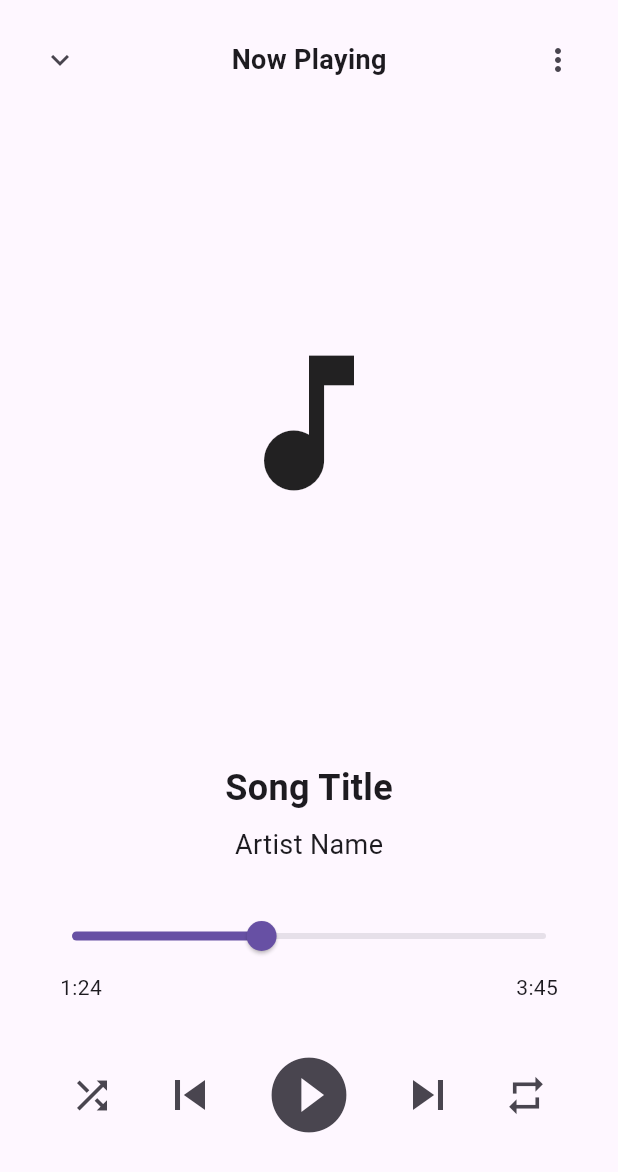
After one commit to ms358/fmp, a Flutter app: the screen it shows after launch, item 2 of the bottom bar chosen, after a tap on "Now Playing: Song Title", on a phone screen of 412 x 824 dp. The commit adds this screen. Shown: the top 1172 px of the screen. Run offline on Flutter 3.47's test engine with Material 3 defaults, Android fonts, the phone set to English and light mode, and no system bars.

Commit message:
bottom sheet

```diff
--- a/lib/main.dart
+++ b/lib/main.dart
@@ -1,5 +1,6 @@
 import 'package:flutter/material.dart';
 import 'package:fmp/library.dart';
+import 'package:fmp/playerUI.dart';
 
 void main() {
   runApp(const MyApp());
@@ -27,6 +28,7 @@ class MusicPlayerHome extends StatefulWidget {
 
 class _MusicPlayerHomeState extends State<MusicPlayerHome> {
   int _selectedIndex = 0;
+  bool _isPlayerExpanded = false;
 
   final List<Widget> _pages = [
     Center(child: Text('Home')),
@@ -40,41 +42,51 @@ class _MusicPlayerHomeState extends State<MusicPlayerHome> {
     });
   }
 
+  void _togglePlayerExpansion() {
+    setState(() {
+      _isPlayerExpanded = !_isPlayerExpanded;
+    });
+  }
+
   @override
   Widget build(BuildContext context) {
     return Scaffold(
-      appBar: AppBar(title: const Text('Music Player')),
-      body: _pages[_selectedIndex],
-      bottomNavigationBar: BottomNavigationBar(
+      appBar:
+          _isPlayerExpanded ? null : AppBar(title: const Text('Music Player')),
+      body:
+          _isPlayerExpanded
+              ? MusicPlayer(
+                isExpanded: true,
+                onToggleExpansion: _togglePlayerExpansion,
+              )
+              : _pages[_selectedIndex],
+      bottomNavigationBar:
+          _isPlayerExpanded
+              ? null
+              : BottomNavigationBar(
                 currentIndex: _selectedIndex,
                 onTap: _onItemTapped,
                 items: const [
-          BottomNavigationBarItem(icon: Icon(Icons.home), label: 'Home'),
-          BottomNavigationBarItem(icon: Icon(Icons.search), label: 'Search'),
+                  BottomNavigationBarItem(
+                    icon: Icon(Icons.home),
+                    label: 'Home',
+                  ),
+                  BottomNavigationBarItem(
+                    icon: Icon(Icons.search),
+                    label: 'Search',
+                  ),
                   BottomNavigationBarItem(
                     icon: Icon(Icons.library_music),
                     label: 'Library',
                   ),
                 ],
               ),
-      bottomSheet: Container(
-        color: Theme.of(context).colorScheme.surface,
-        padding: const EdgeInsets.all(16),
-        child: Row(
-          mainAxisAlignment: MainAxisAlignment.spaceBetween,
-          children: [
-            const Text('Now Playing: Song Title'),
-            Row(
-              children: const [
-                Icon(Icons.skip_previous),
-                SizedBox(width: 8),
-                Icon(Icons.play_arrow),
-                SizedBox(width: 8),
-                Icon(Icons.skip_next),
-              ],
-            ),
-          ],
-        ),
+      bottomSheet:
+          _isPlayerExpanded
+              ? null
+              : MusicPlayer(
+                isExpanded: false,
+                onToggleExpansion: _togglePlayerExpansion,
               ),
     );
   }
--- /dev/null
+++ b/lib/playerUI.dart
@@ -0,0 +1,153 @@
+import 'package:flutter/material.dart';
+
+class MusicPlayer extends StatelessWidget {
+  final bool isExpanded;
+  final VoidCallback onToggleExpansion;
+
+  const MusicPlayer({
+    super.key,
+    required this.isExpanded,
+    required this.onToggleExpansion,
+  });
+
+  @override
+  Widget build(BuildContext context) {
+    return isExpanded
+        ? _buildExpandedPlayer(context)
+        : _buildMinimizedPlayer(context);
+  }
+
+  Widget _buildMinimizedPlayer(BuildContext context) {
+    return GestureDetector(
+      onTap: onToggleExpansion,
+      child: Container(
+        color: Theme.of(context).colorScheme.surface,
+        padding: const EdgeInsets.all(16),
+        child: Row(
+          mainAxisAlignment: MainAxisAlignment.spaceBetween,
+          children: [
+            const Text('Now Playing: Song Title'),
+            Row(
+              children: const [
+                Icon(Icons.skip_previous),
+                SizedBox(width: 8),
+                Icon(Icons.play_arrow),
+                SizedBox(width: 8),
+                Icon(Icons.skip_next),
+              ],
+            ),
+          ],
+        ),
+      ),
+    );
+  }
+
+  Widget _buildExpandedPlayer(BuildContext context) {
+    return GestureDetector(
+      onVerticalDragEnd: (details) {
+        if (details.primaryVelocity! > 300) {
+          onToggleExpansion();
+        }
+      },
+      child: Container(
+        color: Theme.of(context).colorScheme.surface,
+        width: double.infinity,
+        height: double.infinity,
+        child: SafeArea(
+          child: Column(
+            children: [
+              Padding(
+                padding: const EdgeInsets.all(16.0),
+                child: Row(
+                  mainAxisAlignment: MainAxisAlignment.spaceBetween,
+                  children: [
+                    IconButton(
+                      icon: const Icon(Icons.keyboard_arrow_down),
+                      onPressed: onToggleExpansion,
+                    ),
+                    const Text(
+                      'Now Playing',
+                      style: TextStyle(
+                        fontSize: 18,
+                        fontWeight: FontWeight.bold,
+                      ),
+                    ),
+                    IconButton(
+                      icon: const Icon(Icons.more_vert),
+                      onPressed: () {},
+                    ),
+                  ],
+                ),
+              ),
+              const Expanded(
+                child: Center(
+                  // placeholder
+                  child: Icon(Icons.music_note, size: 120),
+                ),
+              ),
+              Padding(
+                padding: const EdgeInsets.all(24.0),
+                child: Column(
+                  children: [
+                    const Text(
+                      'Song Title',
+                      style: TextStyle(
+                        fontSize: 24,
+                        fontWeight: FontWeight.bold,
+                      ),
+                    ),
+                    const SizedBox(height: 8),
+                    const Text('Artist Name', style: TextStyle(fontSize: 18)),
+                    const SizedBox(height: 24),
+                    // Progress bar
+                    Slider(value: 0.4, onChanged: (value) {}),
+                    Padding(
+                      padding: const EdgeInsets.symmetric(horizontal: 16.0),
+                      child: Row(
+                        mainAxisAlignment: MainAxisAlignment.spaceBetween,
+                        children: const [Text('1:24'), Text('3:45')],
+                      ),
+                    ),
+                    const SizedBox(height: 24),
+                    // Playback controls
+                    Row(
+                      mainAxisAlignment: MainAxisAlignment.spaceEvenly,
+                      children: [
+                        IconButton(
+                          icon: const Icon(Icons.shuffle),
+                          onPressed: () {},
+                          iconSize: 30,
+                        ),
+                        IconButton(
+                          icon: const Icon(Icons.skip_previous),
+                          onPressed: () {},
+                          iconSize: 40,
+                        ),
+                        IconButton(
+                          icon: const Icon(Icons.play_circle_filled),
+                          onPressed: () {},
+                          iconSize: 60,
+                        ),
+                        IconButton(
+                          icon: const Icon(Icons.skip_next),
+                          onPressed: () {},
+                          iconSize: 40,
+                        ),
+                        IconButton(
+                          icon: const Icon(Icons.repeat),
+                          onPressed: () {},
+                          iconSize: 30,
+                        ),
+                      ],
+                    ),
+                    const SizedBox(height: 32),
+                  ],
+                ),
+              ),
+            ],
+          ),
+        ),
+      ),
+    );
+  }
+}
```
Lines whose indentation alone changed are shown as unchanged.
